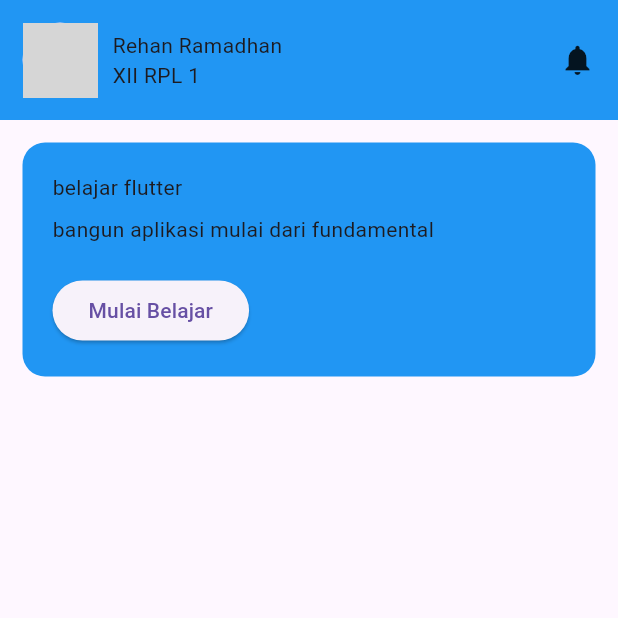
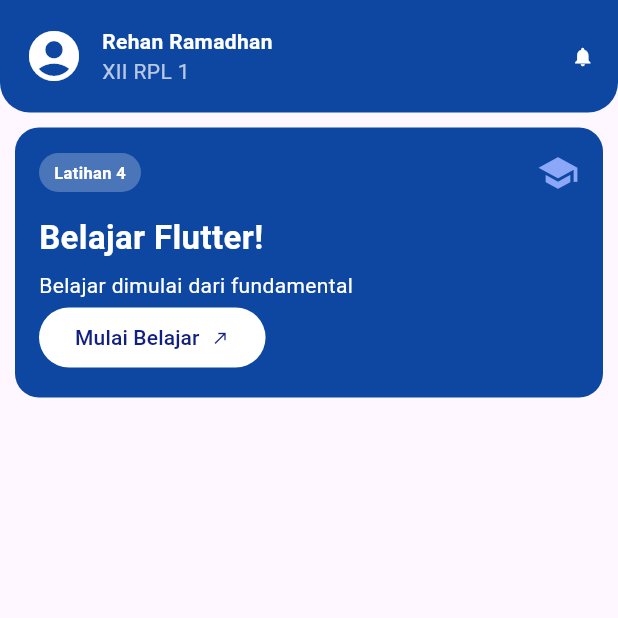
Before and after one commit to Rehan-Ramadhan/flutter-belajar, a Flutter app: the screen it shows after launch, on a phone screen of 412 x 824 dp, the top half of it. Run offline on Flutter 3.47's test engine with Material 3 defaults, Android fonts, the phone set to English and light mode, and no system bars; grey boxes are pictures that could not be loaded.

Commit message:
feat: layout & latihan 4

```diff
--- a/lib/sized_expanded_stack/LatihanEmpat.dart
+++ b/lib/sized_expanded_stack/LatihanEmpat.dart
@@ -1,53 +1,125 @@
 import 'package:flutter/material.dart';
 
 class LatihanEmpat extends StatelessWidget {
+  const LatihanEmpat({super.key});
+
   @override
   Widget build(BuildContext context) {
-    return Column(
+    return SafeArea(
+      child: Column(
+        children: [
+          Container(
+            height: 75,
+            padding: EdgeInsets.symmetric(horizontal: 16),
+            decoration: BoxDecoration(
+              color: Colors.blue.shade900,
+              borderRadius: BorderRadius.vertical(bottom: Radius.circular(20)),
+            ),
+            child: Row(
+              mainAxisAlignment: MainAxisAlignment.spaceBetween,
+              children: [
+                Row(
+                  children: [
+                    Icon(Icons.account_circle, color: Colors.white, size: 40),
+                    SizedBox(width: 12),
+                    Column(
+                      mainAxisAlignment: MainAxisAlignment.center,
                       crossAxisAlignment: CrossAxisAlignment.start,
                       children: [
-        Container(
-          width: double.infinity,
-          padding: EdgeInsets.all(15),
-          color: Colors.blue,
-          child: Row(
-            children: [
-              CircleAvatar(
-                radius: 25,
-                backgroundImage: NetworkImage(
-                  "https://www.shutterstock.com/editorial/image-editorial/NdTdg54eM6TdgcwbNTAyMg==/avenged-sevenfold---m-shadows-matthew-sanders-440nw-5841906h.jpg",
+                        Text(
+                          'Rehan Ramadhan',
+                          style: TextStyle(
+                            color: Colors.white,
+                            fontWeight: FontWeight.bold,
                           ),
                         ),
-              SizedBox(width: 10),
-              Column(
-                crossAxisAlignment: CrossAxisAlignment.start,
-                children: [Text("Rehan Ramadhan"), Text("XII RPL 1")],
+                        Text(
+                          'XII RPL 1',
+                          style: TextStyle(color: Colors.white70),
                         ),
-              Spacer(),
-              Icon(Icons.notifications),
+                      ],
+                    ),
+                  ],
+                ),
+                Icon(Icons.notifications, color: Colors.white, size: 15),
               ],
             ),
           ),
+          SizedBox(height: 10),
           Container(
-          width: double.infinity,
-          margin: EdgeInsets.all(15),
-          padding: EdgeInsets.all(20),
+            height: 180,
+            margin: EdgeInsets.symmetric(horizontal: 10),
+            padding: EdgeInsets.all(16),
             decoration: BoxDecoration(
-            color: Colors.blue,
-            borderRadius: BorderRadius.circular(15),
+              color: Colors.blue.shade900,
+              borderRadius: BorderRadius.circular(16),
             ),
             child: Column(
               crossAxisAlignment: CrossAxisAlignment.start,
               children: [
-              Text("belajar flutter"),
-              SizedBox(height: 8),
-              Text("bangun aplikasi mulai dari fundamental"),
-              SizedBox(height: 20),
-              ElevatedButton(onPressed: () {}, child: Text("Mulai Belajar")),
+                Row(
+                  mainAxisAlignment: MainAxisAlignment.spaceBetween,
+                  children: [
+                    Container(
+                      padding: EdgeInsets.symmetric(
+                        horizontal: 10,
+                        vertical: 5,
+                      ),
+                      decoration: BoxDecoration(
+                        color: Colors.white.withValues(alpha: 0.25),
+                        borderRadius: BorderRadius.circular(20),
+                      ),
+                      child: Text(
+                        'Latihan 4',
+                        style: TextStyle(
+                          color: Colors.white,
+                          fontSize: 11,
+                          fontWeight: FontWeight.bold,
+                        ),
+                      ),
+                    ),
+                    Icon(
+                      Icons.school,
+                      color: const Color.fromARGB(255, 140, 167, 248),
+                      size: 28,
+                    ),
+                  ],
+                ),
+                SizedBox(height: 14),
+                Text(
+                  'Belajar Flutter!',
+                  style: TextStyle(
+                    color: Colors.white,
+                    fontSize: 22,
+                    fontWeight: FontWeight.bold,
+                  ),
+                ),
+                SizedBox(height: 6),
+                Text(
+                  'Belajar dimulai dari fundamental',
+                  style: TextStyle(color: Colors.white),
+                ),
+                Spacer(),
+                FilledButton(
+                  onPressed: () {},
+                  style: FilledButton.styleFrom(
+                    backgroundColor: Colors.white,
+                    foregroundColor: Color(0xff12217f),
+                  ),
+                  child: Row(
+                    mainAxisSize: MainAxisSize.min,
+                    children: [
+                      Text('Mulai Belajar'),
+                      SizedBox(width: 8),
+                      Icon(Icons.north_east, size: 12),
                     ],
                   ),
                 ),
               ],
+            ),
+          ),
+        ],
+      ),
     );
   }
 }
```
Lines whose indentation alone changed are shown as unchanged.
